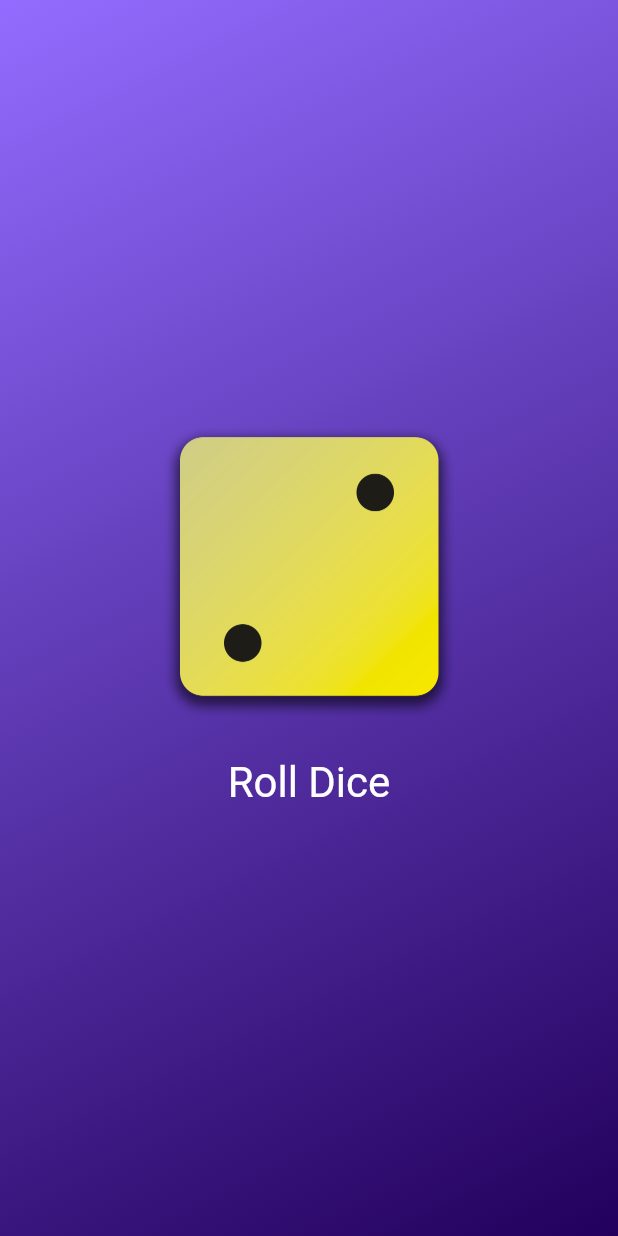
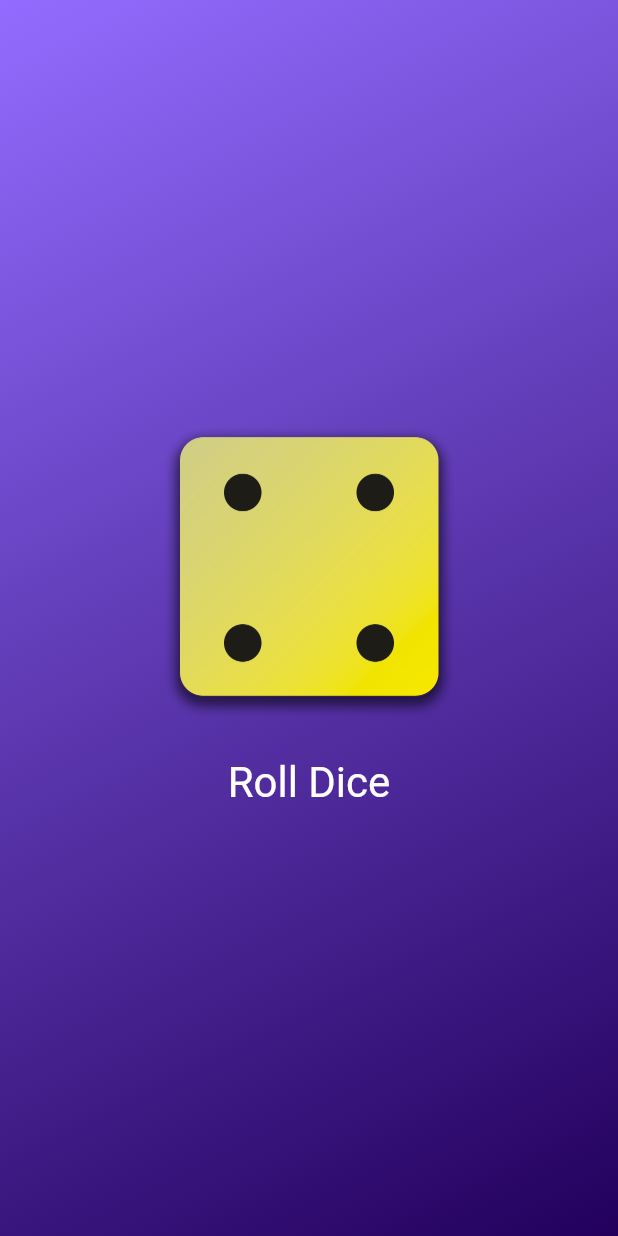
Before and after one commit to michaeltamsil/flutter_my_app, a Flutter app: the screen it shows after launch, after a tap on "Roll Dice", on a phone screen of 412 x 824 dp. Run offline on Flutter 3.47's test engine with Material 2 defaults, Android fonts, the phone set to English and light mode, and no system bars.

```diff
--- /dev/null
+++ b/lib/dice_roller.dart
@@ -0,0 +1,50 @@
+import 'package:flutter/material.dart';
+
+class DiceRoller extends StatefulWidget {
+  const DiceRoller({super.key});
+
+  @override
+  State<DiceRoller> createState() {
+    return _DiceRollerState();
+  }
+}
+
+class _DiceRollerState extends State<DiceRoller> {
+  var activeDiceImage = 'assets/images/dice-2.png';
+
+  void rollDice() {
+    setState(() {
+      if (activeDiceImage == 'assets/images/dice-4.png') {
+        activeDiceImage = 'assets/images/dice-5.png';
+      } else {
+        activeDiceImage = 'assets/images/dice-4.png';
+      }
+    });
+  }
+
+  @override
+  Widget build(context) {
+    return Column(
+      mainAxisSize: MainAxisSize.min,
+      children: [
+        Image.asset(
+          activeDiceImage,
+          width: 200,
+        ),
+        const SizedBox(
+          height: 20,
+        ),
+        TextButton(
+          onPressed: rollDice,
+          style: TextButton.styleFrom(
+            foregroundColor: Colors.white,
+            textStyle: const TextStyle(
+              fontSize: 28,
+            ),
+          ),
+          child: const Text('Roll Dice'),
+        ),
+      ],
+    );
+  }
+}
--- a/lib/gradient_container.dart
+++ b/lib/gradient_container.dart
@@ -1,24 +1,19 @@
 import 'package:flutter/material.dart';
+
+import 'package:my_app/dice_roller.dart';
 
 const startAlignment = Alignment.topLeft;
 const endAlignment = Alignment.bottomRight;
 
 class GradientContainer extends StatelessWidget {
-  GradientContainer(this.color1, this.color2, {super.key});
+  const GradientContainer(this.color1, this.color2, {super.key});
 
-  GradientContainer.purple({super.key})
+  const GradientContainer.purple({super.key})
       : color1 = Colors.deepPurple,
         color2 = Colors.indigo;
 
   final Color color1;
   final Color color2;
-
-  var activeDiceImage = 'assets/images/dice-2.png';
-
-  void rollDice() {
-    activeDiceImage = 'assets/images/dice-4.png';
-    print(activeDiceImage);
-  }
 
   @override
   Widget build(context) {
@@ -31,28 +26,7 @@ class GradientContainer extends StatelessWidget {
         ),
       ),
       child: Center(
-        child: Column(
-          mainAxisSize: MainAxisSize.min,
-          children: [
-            Image.asset(
-              activeDiceImage,
-              width: 200,
-            ),
-            const SizedBox(
-              height: 20,
-            ),
-            TextButton(
-              onPressed: rollDice,
-              style: TextButton.styleFrom(
-                foregroundColor: Colors.white,
-                textStyle: const TextStyle(
-                  fontSize: 28,
-                ),
-              ),
-              child: const Text('Roll Dice'),
-            ),
-          ],
-        ),
+        child: DiceRoller(),
       ),
     );
   }
--- a/lib/main.dart
+++ b/lib/main.dart
@@ -4,11 +4,11 @@ import 'package:my_app/gradient_container.dart';
 
 void main() {
   runApp(
-    MaterialApp(
+    const MaterialApp(
       home: Scaffold(
         body: GradientContainer(
-          const Color.fromARGB(255, 147, 108, 255),
-          const Color.fromARGB(255, 34, 0, 92),
+          Color.fromARGB(255, 147, 108, 255),
+          Color.fromARGB(255, 34, 0, 92),
         ),
       ),
     ),
```
